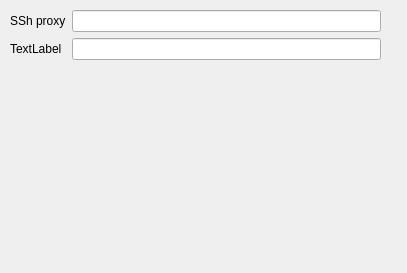
First picture: the form in src/gui/QT/applicationsettingstab.ui, repository mit-spbau-ru/Syrop, before the edit.
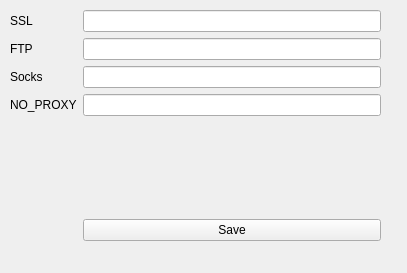
Second picture: the form after the edit.

The edit to the form file:
```diff
--- a/src/gui/QT/applicationsettingstab.ui
+++ b/src/gui/QT/applicationsettingstab.ui
@@ -19,7 +19,7 @@
      <x>10</x>
      <y>10</y>
      <width>371</width>
-     <height>241</height>
+     <height>231</height>
     </rect>
    </property>
    <layout class="QFormLayout" name="formLayout">
@@ -29,7 +29,7 @@
     <item row="0" column="0">
      <widget class="QLabel" name="label">
       <property name="text">
-       <string>SSh proxy</string>
+       <string>SSL</string>
       </property>
      </widget>
     </item>
@@ -39,13 +39,53 @@
     <item row="1" column="0">
      <widget class="QLabel" name="label_2">
       <property name="text">
-       <string>TextLabel</string>
+       <string>FTP</string>
       </property>
      </widget>
     </item>
     <item row="1" column="1">
      <widget class="QLineEdit" name="lineEdit_2"/>
     </item>
+    <item row="2" column="0">
+     <widget class="QLabel" name="label_3">
+      <property name="text">
+       <string>Socks</string>
+      </property>
+     </widget>
+    </item>
+    <item row="2" column="1">
+     <widget class="QLineEdit" name="lineEdit_3"/>
+    </item>
+    <item row="3" column="0">
+     <widget class="QLabel" name="label_4">
+      <property name="text">
+       <string>NO_PROXY</string>
+      </property>
+     </widget>
+    </item>
+    <item row="3" column="1">
+     <widget class="QLineEdit" name="lineEdit_4"/>
+    </item>
+    <item row="4" column="1">
+     <spacer name="verticalSpacer">
+      <property name="orientation">
+       <enum>Qt::Vertical</enum>
+      </property>
+      <property name="sizeHint" stdset="0">
+       <size>
+        <width>20</width>
+        <height>40</height>
+       </size>
+      </property>
+     </spacer>
+    </item>
+    <item row="5" column="1">
+     <widget class="QPushButton" name="pushButton">
+      <property name="text">
+       <string>Save</string>
+      </property>
+     </widget>
+    </item>
    </layout>
   </widget>
  </widget>
```
